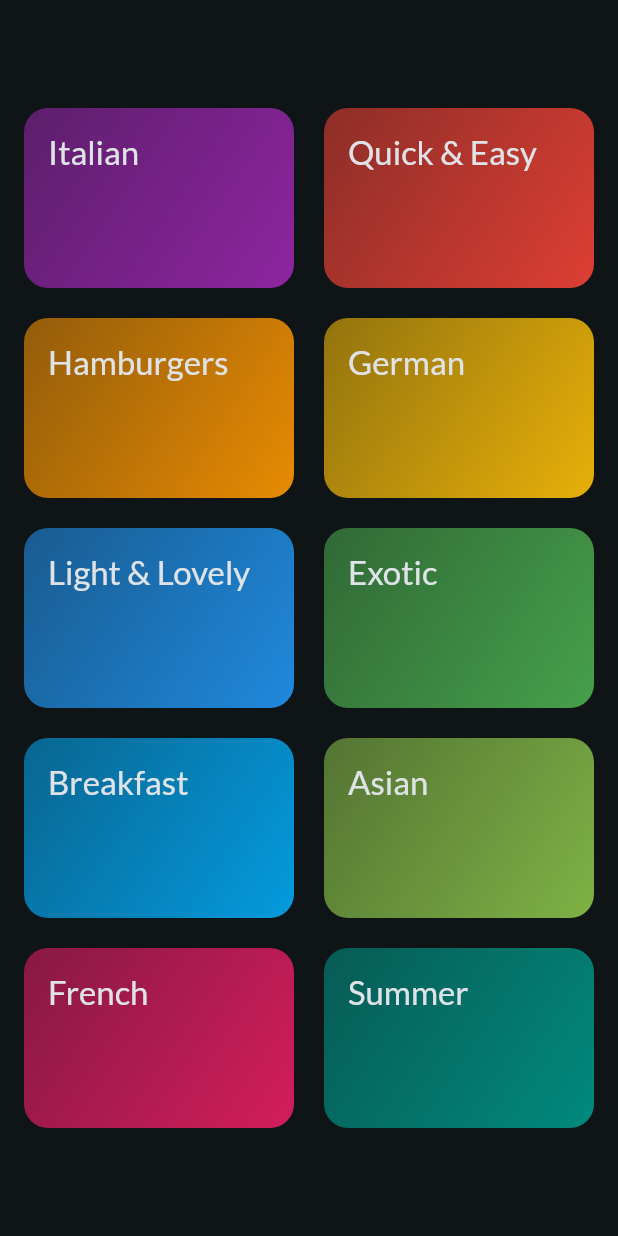
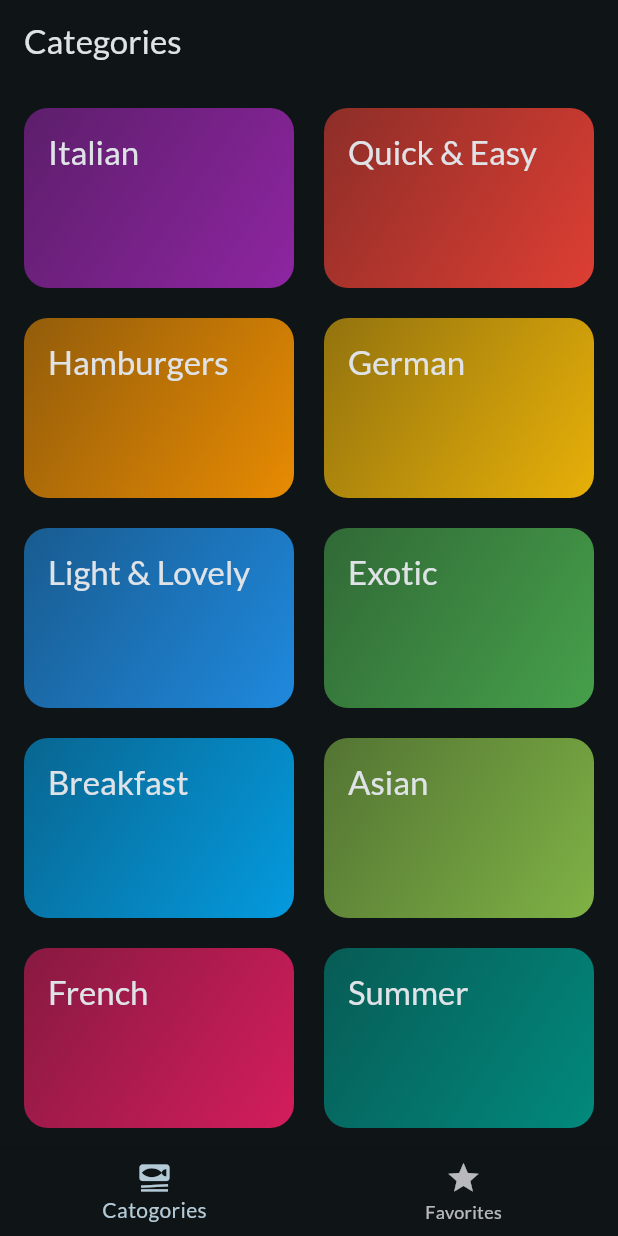
Before and after one commit to NhatPhamTan/MEAL-APP, a Flutter app: the screen it shows after launch, on a phone screen of 412 x 824 dp. Run offline on Flutter 3.47's test engine with Material 2 defaults, Android fonts, the phone set to English and light mode, and no system bars; our stand-ins replace google_fonts, transparent_image.

Commit message:
Adding bottom bar for switch between category and favorite menu.

```diff
--- a/lib/main.dart
+++ b/lib/main.dart
@@ -1,7 +1,7 @@
 import 'package:flutter/material.dart';
 
 import 'package:google_fonts/google_fonts.dart';
-import 'package:meal_app/screens/categories.dart';
+import 'package:meal_app/screens/tabs.dart';
 
 final theme = ThemeData(
   useMaterial3: true,
@@ -23,7 +23,7 @@ class App extends StatelessWidget {
   Widget build(BuildContext context) {
     return MaterialApp(
       theme: theme,
-      home: const Categories(),
+      home: const TabsScreen(),
     );
   }
 }
--- a/lib/screens/categories.dart
+++ b/lib/screens/categories.dart
@@ -26,9 +26,7 @@ class Categories extends StatelessWidget {
 
   @override
   Widget build(BuildContext context) {
-    return Scaffold(
-      appBar: AppBar(),
-      body: GridView(
+    return GridView(
       padding: const EdgeInsets.all(16),
       gridDelegate: const SliverGridDelegateWithFixedCrossAxisCount(
         crossAxisCount: 2,
@@ -46,7 +44,6 @@ class Categories extends StatelessWidget {
             },
           ),
       ],
-      ),
     );
   }
 }
--- a/lib/screens/meals.dart
+++ b/lib/screens/meals.dart
@@ -5,9 +5,9 @@ import 'package:meal_app/widgets/meal_item.dart';
 import '../models/meal.dart';
 
 class MealsScreen extends StatelessWidget {
-  const MealsScreen({super.key, required this.title, required this.meals});
+  const MealsScreen({super.key, this.title, required this.meals});
 
-  final String title;
+  final String? title;
   final List<Meal> meals;
 
   void selectMealDetail(BuildContext context, Meal meal) {
@@ -57,9 +57,14 @@ class MealsScreen extends StatelessWidget {
         ),
       );
     }
+
+    if (title == null) {
+      return content;
+    }
+
     return Scaffold(
       appBar: AppBar(
-        title: Text(title),
+        title: Text(title!),
       ),
       body: content,
     );
--- /dev/null
+++ b/lib/screens/tabs.dart
@@ -0,0 +1,56 @@
+import 'package:flutter/material.dart';
+import 'package:meal_app/screens/categories.dart';
+import 'package:meal_app/screens/meals.dart';
+
+class TabsScreen extends StatefulWidget {
+  const TabsScreen({super.key});
+
+  @override
+  State<StatefulWidget> createState() {
+    return _TabsScreenState();
+  }
+}
+
+class _TabsScreenState extends State<TabsScreen> {
+  int _selectedPageIndex = 0;
+
+  void _selectPage(int index) {
+    setState(() {
+      _selectedPageIndex = index;
+    });
+  }
+
+  @override
+  Widget build(BuildContext context) {
+    Widget activePage = const Categories();
+    var activePageTitle = 'Categories';
+    if (_selectedPageIndex == 1) {
+      activePage = const MealsScreen(meals: []);
+      activePageTitle = 'Favorites';
+    }
+    return Scaffold(
+      appBar: AppBar(
+        title: Text(activePageTitle),
+      ),
+      body: activePage,
+      bottomNavigationBar: BottomNavigationBar(
+        onTap: (index) {
+          _selectPage(index);
+        },
+        currentIndex: _selectedPageIndex,
+        items: const [
+          BottomNavigationBarItem(
+            icon: Icon(Icons.set_meal),
+            label: 'Catogories',
+          ),
+          BottomNavigationBarItem(
+            icon: Icon(
+              Icons.star,
+            ),
+            label: 'Favorites',
+          ),
+        ],
+      ),
+    );
+  }
+}
```
Lines whose indentation alone changed are shown as unchanged.
